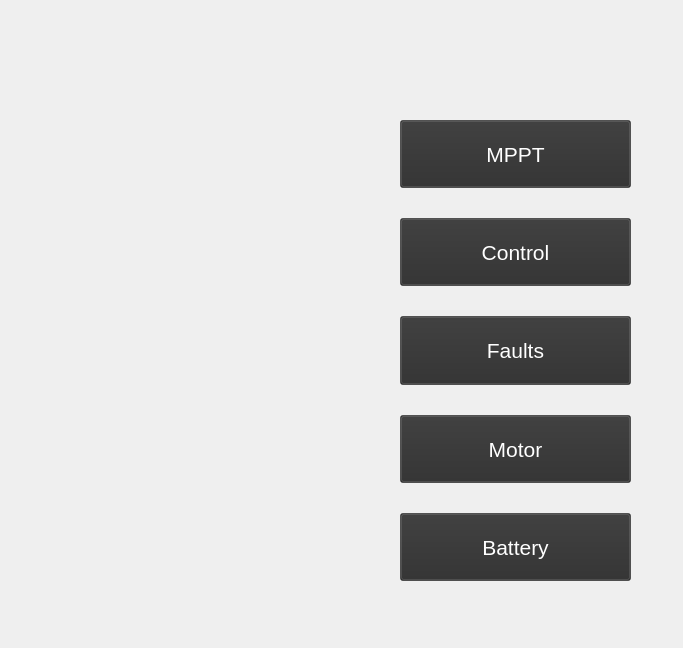
UCSolarCarTeam/Epsilon-Dashboard, file src/ViewLayer/DebugDisplay/HomePage/HomePageUi/HomePageUi.ui: the form before one commit.
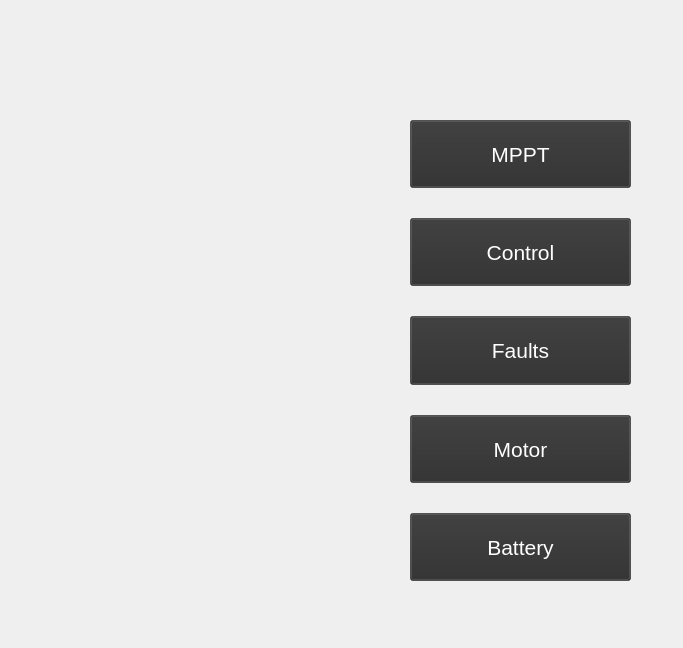
The form after the commit. Icons and pictures are not drawn.

What changed in the file:
```diff
--- a/src/ViewLayer/DebugDisplay/HomePage/HomePageUi/HomePageUi.ui
+++ b/src/ViewLayer/DebugDisplay/HomePage/HomePageUi/HomePageUi.ui
@@ -35,12 +35,12 @@
     <bool>true</bool>
    </property>
   </widget>
-  <widget class="QWidget" name="">
+  <widget class="QWidget" name="layoutWidget">
    <property name="geometry">
     <rect>
-     <x>400</x>
+     <x>410</x>
      <y>120</y>
-     <width>231</width>
+     <width>221</width>
      <height>461</height>
     </rect>
    </property>
@@ -86,6 +86,16 @@
       <property name="text">
        <string notr="true">MPPT</string>
       </property>
+      <property name="icon">
+       <iconset resource="../../../uiresources.qrc">
+        <normaloff>:/Resource/MPPT Icon.png</normaloff>:/Resource/MPPT Icon.png</iconset>
+      </property>
+      <property name="iconSize">
+       <size>
+        <width>40</width>
+        <height>40</height>
+       </size>
+      </property>
      </widget>
     </item>
     <item row="1" column="0">
@@ -114,6 +124,16 @@
       <property name="text">
        <string>Control</string>
       </property>
+      <property name="icon">
+       <iconset resource="../../../uiresources.qrc">
+        <normaloff>:/Resource/Steering Icon.png</normaloff>:/Resource/Steering Icon.png</iconset>
+      </property>
+      <property name="iconSize">
+       <size>
+        <width>32</width>
+        <height>32</height>
+       </size>
+      </property>
      </widget>
     </item>
     <item row="2" column="0">
@@ -142,6 +162,16 @@
       <property name="text">
        <string>Faults</string>
       </property>
+      <property name="icon">
+       <iconset resource="../../../uiresources.qrc">
+        <normaloff>:/Resource/Fault Icon.png</normaloff>:/Resource/Fault Icon.png</iconset>
+      </property>
+      <property name="iconSize">
+       <size>
+        <width>40</width>
+        <height>40</height>
+       </size>
+      </property>
      </widget>
     </item>
     <item row="3" column="0">
@@ -170,6 +200,16 @@
       <property name="text">
        <string>Motor</string>
       </property>
+      <property name="icon">
+       <iconset resource="../../../uiresources.qrc">
+        <normaloff>:/Resource/Engine Icon.png</normaloff>:/Resource/Engine Icon.png</iconset>
+      </property>
+      <property name="iconSize">
+       <size>
+        <width>40</width>
+        <height>40</height>
+       </size>
+      </property>
      </widget>
     </item>
     <item row="4" column="0">
@@ -198,6 +238,16 @@
       <property name="text">
        <string>Battery</string>
       </property>
+      <property name="icon">
+       <iconset resource="../../../uiresources.qrc">
+        <normaloff>:/Resource/Battery Icon.png</normaloff>:/Resource/Battery Icon.png</iconset>
+      </property>
+      <property name="iconSize">
+       <size>
+        <width>40</width>
+        <height>40</height>
+       </size>
+      </property>
      </widget>
     </item>
    </layout>
```
